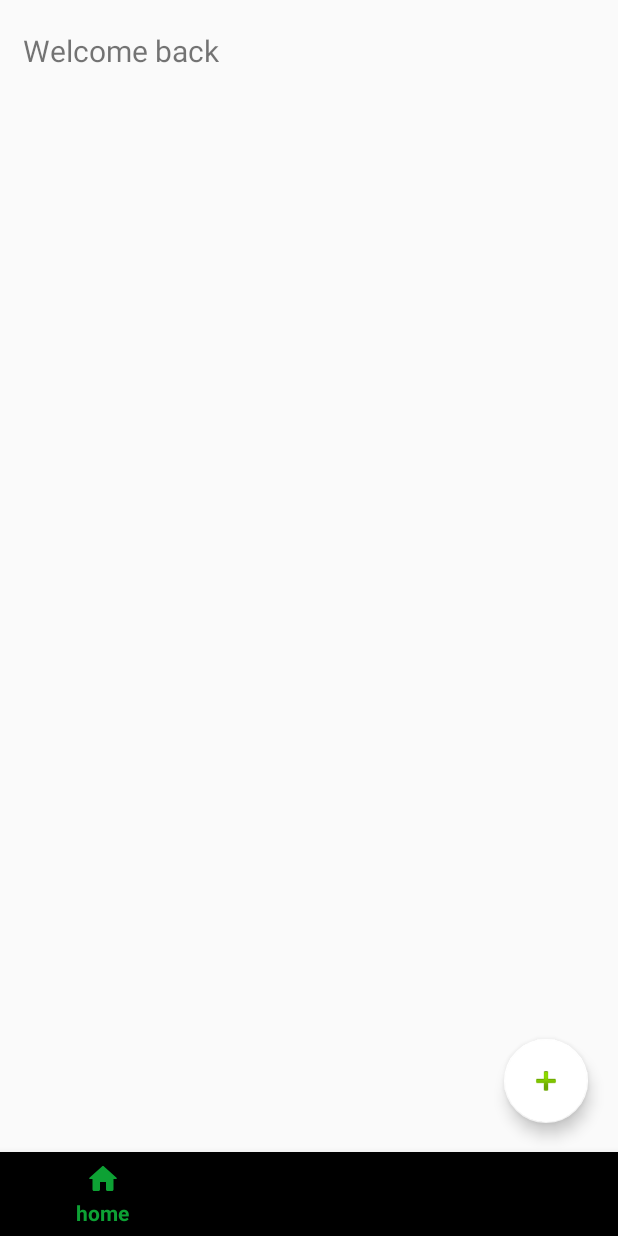
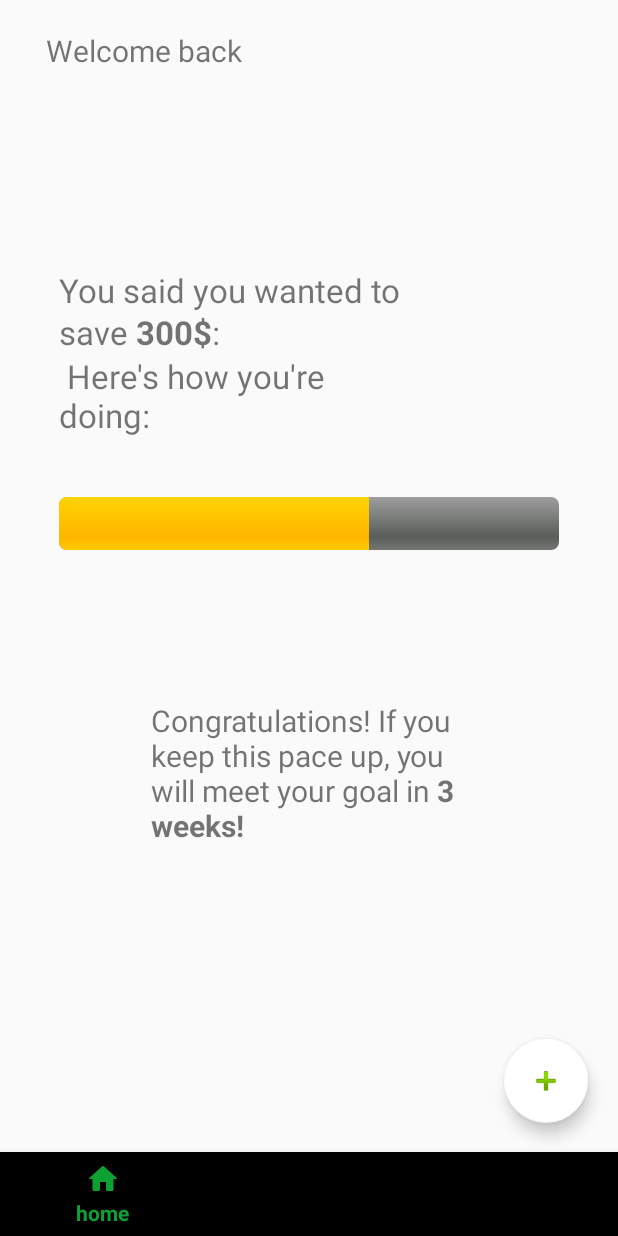
Before and after one commit to xaylax/hackthenorth, an Android app: the screen it shows after launch (MainActivity), on a phone screen of 412 x 824 dp. Run offline under Robolectric (Android 15) with nearby library versions, the phone set to English and light mode, and no system bars; our stand-ins replace Timber; 1 statement that could not run was skipped.

Commit message:
Goal progress bar

```diff
--- /dev/null
+++ b/app/src/main/res/drawable/ic_grash.xml
@@ -0,0 +1,18 @@
+<vector xmlns:android="http://schemas.android.com/apk/res/android"
+    android:width="35dp"
+    android:height="1056dp"
+    android:viewportWidth="816"
+    android:viewportHeight="1056">
+  <path
+      android:pathData="M366.6,448.6c-49.1,9.7 -83.6,51.6 -83.6,101.4 0,26.4 9.4,50.4 27.3,69.5 21.5,23.1 46.8,33.5 81.4,33.4 5.8,-0 11.2,-0.4 12.1,-0.9 1,-0.5 5.3,-1.9 9.7,-3 11.1,-2.9 26.5,-10.7 35.7,-18.1 18.7,-14.9 33.1,-38.7 37.9,-62.4 1.7,-8.8 1.4,-29.6 -0.6,-39.6 -8.5,-41.4 -42.7,-74.1 -84.5,-80.8 -8.9,-1.5 -27,-1.2 -35.4,0.5zM409.5,456c28.8,7.7 52.4,27.6 64.6,54.6 10.3,22.6 11,51.3 1.8,74.2 -6.3,16 -18.2,31.8 -31.4,41.9 -8.5,6.6 -22.3,13.5 -32.5,16.3 -4.1,1.1 -7.8,2 -8.2,2 -0.5,-0 -0.8,-16.2 -0.8,-36l0,-36 6.1,-6.1c19.9,-19.9 18.9,-51.3 -2.3,-70.4 -6.7,-6 -9.3,-6 -16,0.2 -21.1,19.7 -21.8,50.6 -1.5,70.4l5.7,5.6 0,29.1c0,16.1 -0.3,29.2 -0.8,29.2 -0.4,-0 -4.3,-3.5 -8.5,-7.8l-7.8,-7.9 -0.4,-9.4c-0.3,-9.5 -2.4,-17.6 -6.1,-23.6 -9.5,-15.2 -24.1,-23.3 -42.2,-23.4 -11,-0 -12.8,1.1 -13.7,8.6 -3.6,28.7 18.8,53.6 48.2,53.6l7.8,-0 11.3,11.2c6.1,6.1 11.2,11.7 11.2,12.4 0,2.1 -6.7,2.6 -17.7,1.4 -24.2,-2.8 -43.8,-12.4 -60.3,-29.7 -12.4,-13 -19.4,-25.5 -24.2,-43 -2.9,-11 -3.2,-34.5 -0.4,-45.4 7.2,-28.1 25,-51.1 49.6,-63.9 8.3,-4.3 21.5,-8.7 30,-10.1 9,-1.5 29.4,-0.4 38.5,2zM405.7,508.1c12.5,15.8 11.7,36.7 -1.9,51.5 -2.2,2.4 -4.6,4.4 -5.3,4.4 -2,-0 -9.2,-9.2 -12.3,-15.7 -2.4,-5.1 -2.7,-7 -2.7,-15.8 0,-8.8 0.3,-10.7 2.7,-15.7 1.5,-3.2 4.8,-8 7.3,-10.7 4.4,-4.8 4.9,-5 6.8,-3.6 1.2,0.8 3.6,3.3 5.4,5.6zM344.2,569.9c15,5.7 24.8,20 24.8,36.3l0,6.8 -4.3,-0c-10.7,-0 -22.8,-5.2 -30,-12.9 -6.9,-7.4 -10,-14.6 -10.5,-25l-0.5,-8.4 7.4,0.6c4.1,0.3 9.9,1.5 13.1,2.6z"
+      android:fillColor="#000000"
+      android:strokeColor="#00000000"/>
+  <path
+      android:pathData="M401.6,512.4c-0.3,1.4 -1.6,2.6 -3.1,3 -6.8,1.7 -8.4,8.3 -3.5,14l3.1,3.5 -1.2,6.5c-0.7,3.6 -1.6,6.6 -2.1,6.6 -0.5,-0 -2,-1.1 -3.3,-2.5 -1.3,-1.5 -2.6,-2.2 -2.9,-1.6 -1,1.6 0.5,4.1 3.5,5.7 1.7,0.8 2.9,2.3 2.9,3.4 0,2.5 1.6,2.6 2.3,0.1 0.3,-1.1 1.7,-2.2 3.5,-2.6 7.9,-1.7 9.2,-11.9 2.1,-16.8 -1.9,-1.4 -2,-1.9 -1,-7.3 0.6,-3.1 1.3,-5.9 1.5,-6.1 0.2,-0.3 1.3,-0 2.4,0.6 2.7,1.4 3.2,1.4 3.2,-0.2 0,-0.8 -1.1,-1.9 -2.5,-2.5 -1.4,-0.7 -2.5,-2 -2.5,-3.1 0,-3 -1.7,-3.4 -2.4,-0.7z"
+      android:fillColor="#000000"
+      android:strokeColor="#00000000"/>
+  <path
+      android:pathData="M330,574.3c0,0.7 0.5,1.8 1.1,2.4 0.8,0.8 0.8,1.7 0,3.1 -1.8,3.3 -1.3,6.1 1.5,8.9 2.3,2.3 3.1,2.5 7.4,2 4.8,-0.6 5,-0.5 9,4 2.2,2.6 3.9,5.1 3.7,5.7 -0.2,0.6 -1.8,1.2 -3.5,1.4 -1.8,0.2 -3.2,0.7 -3.2,1.2 0,1.7 4.1,2.1 7,0.7 2.5,-1.3 3.1,-1.3 4.1,-0.1 1.6,2 3.1,0.7 1.8,-1.7 -0.7,-1.4 -0.7,-3 0.1,-5.3 2.3,-7.1 -2.7,-12.2 -10.7,-11.1 -4.4,0.6 -5,0.4 -7.4,-2.2 -5.3,-5.9 -5.4,-6.1 -2.5,-7.4 1.4,-0.7 2.6,-1.6 2.6,-2.1 0,-1.2 -4.4,-1 -5.8,0.4 -0.9,0.9 -1.5,0.9 -2.4,-0 -1.6,-1.6 -2.8,-1.5 -2.8,0.1z"
+      android:fillColor="#000000"
+      android:strokeColor="#00000000"/>
+</vector>
--- a/app/src/main/res/layout/dashboard.xml
+++ b/app/src/main/res/layout/dashboard.xml
@@ -1,5 +1,6 @@
 <?xml version="1.0" encoding="utf-8"?>
 <LinearLayout xmlns:android="http://schemas.android.com/apk/res/android"
+    xmlns:app="http://schemas.android.com/apk/res-auto"
     android:paddingHorizontal="@dimen/screenPaddingHorizontal"
     xmlns:tools="http://schemas.android.com/tools"
     android:orientation="vertical"
@@ -11,6 +12,7 @@
         android:id="@+id/textView"
         android:layout_width="wrap_content"
         android:layout_height="wrap_content"
+        android:layout_marginStart="15dp"
         android:layout_marginTop="20dp"
         android:text="@string/welcome_back"
         android:textSize="20sp" />
@@ -21,4 +23,59 @@
         android:layout_height="wrap_content"
         android:textSize="36sp" />
 
+    <androidx.constraintlayout.widget.ConstraintLayout
+        android:id="@+id/container"
+        android:layout_width="match_parent"
+        android:layout_height="match_parent">
+
+        <ProgressBar
+            android:id="@+id/progressBar"
+            style="@android:style/Widget.ProgressBar.Horizontal"
+            android:layout_width="0dp"
+            android:layout_height="35dp"
+            android:layout_marginStart="24dp"
+            android:layout_marginEnd="24dp"
+            android:alpha="92"
+            android:background="#00DB0909"
+            android:indeterminate="false"
+            android:max="100"
+            android:progress="62"
+
+            app:layout_constraintBottom_toBottomOf="parent"
+            app:layout_constraintEnd_toEndOf="parent"
+            app:layout_constraintHorizontal_bias="0.0"
+            app:layout_constraintStart_toStartOf="parent"
+            app:layout_constraintTop_toTopOf="parent"
+            app:layout_constraintVertical_bias="0.34" />
+
+        <TextView
+            android:id="@+id/savings"
+            android:layout_width="0dp"
+            android:layout_height="wrap_content"
+            android:layout_marginStart="24dp"
+            android:layout_marginEnd="120dp"
+            android:layout_marginBottom="40dp"
+            android:text="@string/saving_progress"
+            android:textSize="22sp"
+            app:layout_constraintBottom_toTopOf="@+id/progressBar"
+            app:layout_constraintEnd_toEndOf="parent"
+            app:layout_constraintHorizontal_bias="0.0"
+            app:layout_constraintStart_toStartOf="parent" />
+
+        <TextView
+            android:id="@+id/textView2"
+            android:layout_width="0dp"
+            android:layout_height="wrap_content"
+            android:layout_marginStart="85dp"
+            android:layout_marginTop="100dp"
+            android:layout_marginEnd="85dp"
+            android:text="@string/congratulations_if_you_keep_this_pace_up_you_will_meet_your_goal_in_3_weeks"
+            android:textSize="20sp"
+            app:layout_constraintEnd_toEndOf="parent"
+            app:layout_constraintHorizontal_bias="0.0"
+            app:layout_constraintStart_toStartOf="parent"
+            app:layout_constraintTop_toBottomOf="@+id/progressBar" />
+
+    </androidx.constraintlayout.widget.ConstraintLayout>
+
 </LinearLayout>
--- a/app/src/main/res/values/strings.xml
+++ b/app/src/main/res/values/strings.xml
@@ -27,4 +27,6 @@
     <string name="td_mutual_funds">TD Mutual Funds</string>
     <string name="td_comfort_portfolios">TD Comfort Portfolios</string>
     <string name="td_high_interest_savings_account">TD High Interest Savings Account</string>
+    <string name="saving_progress">You said you wanted to save <b>300$</b>:\n Here\'s how you\'re doing:</string>
+    <string name="congratulations_if_you_keep_this_pace_up_you_will_meet_your_goal_in_3_weeks">Congratulations! If you keep this pace up, you will meet your goal in <b>3 weeks!</b></string>
 </resources>
```
